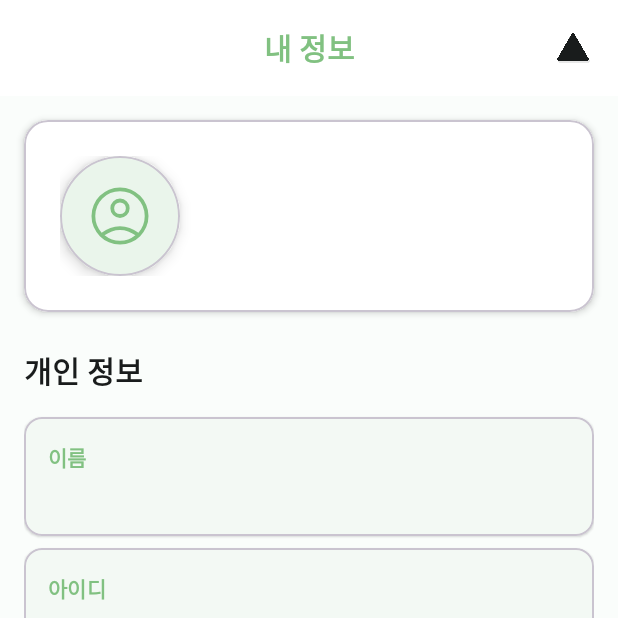
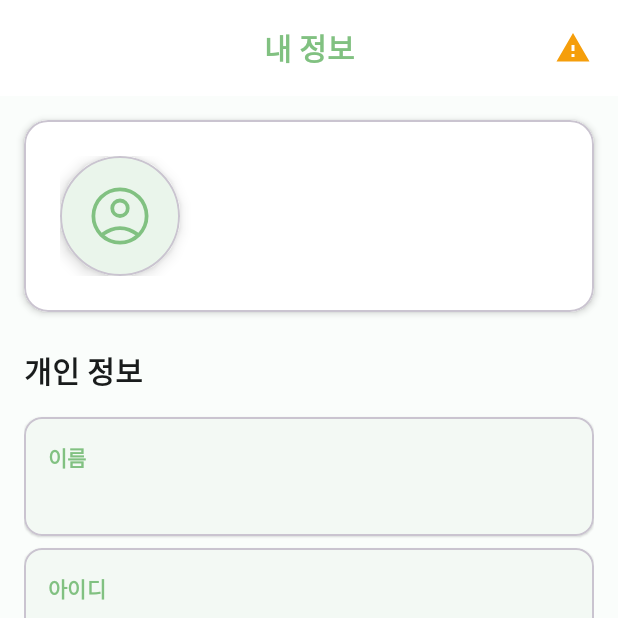
Before and after one commit to Sungjincc/Pillcare, an Android app built with Jetpack Compose: the MainActivity screen opened directly, with no data from a screen before it, after a tap on "알람 이미지 버튼입니다", on a phone screen of 412 x 824 dp, the top half of it. Run offline under Robolectric (Android 15) with nearby library versions, the phone set to English and light mode, and no system bars.

Commit message:
Style: 경고 아이콘 스타일 통일
툴바의 경고 아이콘을 Material Design 스타일로 통일

```diff
--- /dev/null
+++ b/app/src/main/res/drawable/ic_warning.xml
@@ -0,0 +1,9 @@
+<vector xmlns:android="http://schemas.android.com/apk/res/android"
+    android:width="24dp"
+    android:height="24dp"
+    android:viewportWidth="24"
+    android:viewportHeight="24">
+    <path
+        android:fillColor="#F59E0B"
+        android:pathData="M1,21h22L12,2 1,21zM13,18h-2v-2h2v2zM13,14h-2v-4h2v4z" />
+</vector>
--- a/app/src/main/res/layout/activity_main.xml
+++ b/app/src/main/res/layout/activity_main.xml
@@ -79,9 +79,9 @@
             android:layout_gravity="end"
             android:layout_marginEnd="@dimen/spacing_sm"
             android:contentDescription="@string/stringToolbarAlarmImageButton"
-            app:icon="@drawable/warning"
+            app:icon="@drawable/ic_warning"
             app:iconSize="@dimen/icon_size_md"
-            app:iconTint="?attr/colorOnSurface" />
+            app:iconTint="#F59E0B" />
 
     </com.google.android.material.appbar.MaterialToolbar>
 
```
